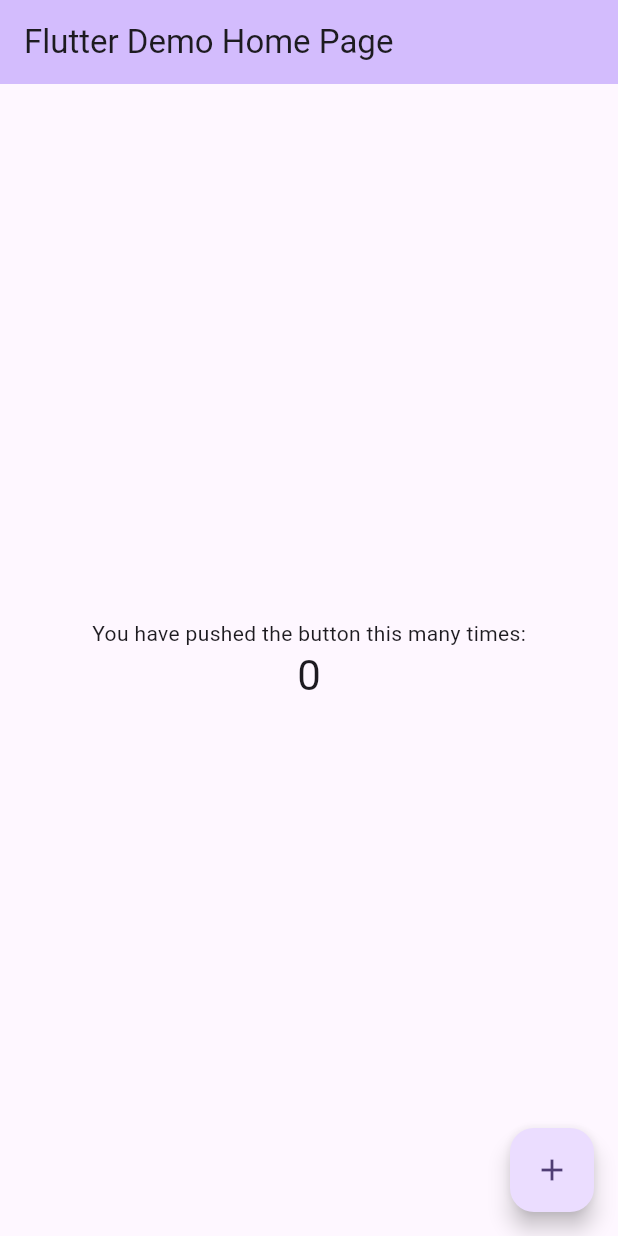
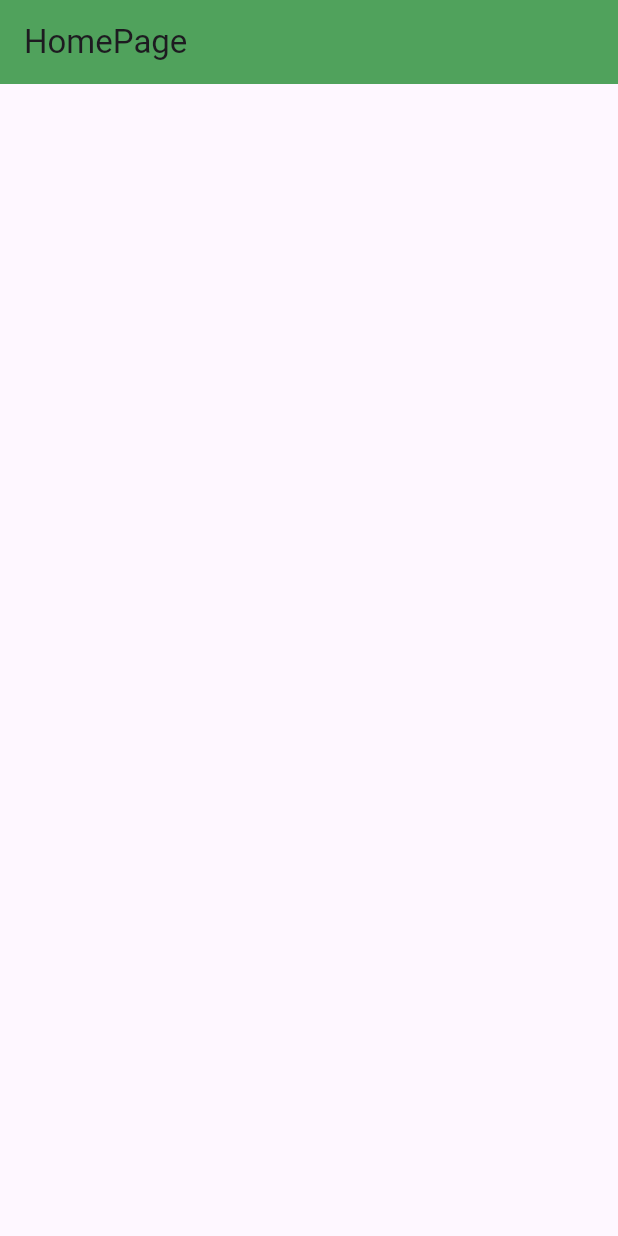
Before and after one commit to ogiki477/inventory_management_system, a Flutter app: the screen it shows after launch, on a phone screen of 412 x 824 dp. Run offline on Flutter 3.47's test engine with Material 3 defaults, Android fonts, the phone set to English and light mode, and no system bars.

Commit message:
homescreen

```diff
--- /dev/null
+++ b/lib/Screens/homescreen.dart
@@ -0,0 +1,9 @@
+import 'package:flutter/material.dart';
+
+class HomeScreen extends StatelessWidget {
+  const HomeScreen({super.key});
+  @override
+  build(context) {
+    return const Text("This is the HomeScreen");
+  }
+}
--- a/lib/main.dart
+++ b/lib/main.dart
@@ -1,125 +1,15 @@
 import 'package:flutter/material.dart';
 
 void main() {
-  runApp(const MyApp());
+  runApp(
+    MaterialApp(
+      home: Scaffold(
+      appBar: AppBar(
+        title: const Text("HomePage"),
+        backgroundColor: Colors.green,
+        elevation: 20,
+      ),
+      ),
+    ),
+  );
 }
-
-class MyApp extends StatelessWidget {
-  const MyApp({super.key});
-
-  // This widget is the root of your application.
-  @override
-  Widget build(BuildContext context) {
-    return MaterialApp(
-      title: 'Flutter Demo',
-      theme: ThemeData(
-        // This is the theme of your application.
-        //
-        // TRY THIS: Try running your application with "flutter run". You'll see
-        // the application has a purple toolbar. Then, without quitting the app,
-        // try changing the seedColor in the colorScheme below to Colors.green
-        // and then invoke "hot reload" (save your changes or press the "hot
-        // reload" button in a Flutter-supported IDE, or press "r" if you used
-        // the command line to start the app).
-        //
-        // Notice that the counter didn't reset back to zero; the application
-        // state is not lost during the reload. To reset the state, use hot
-        // restart instead.
-        //
-        // This works for code too, not just values: Most code changes can be
-        // tested with just a hot reload.
-        colorScheme: ColorScheme.fromSeed(seedColor: Colors.deepPurple),
-        useMaterial3: true,
-      ),
-      home: const MyHomePage(title: 'Flutter Demo Home Page'),
-    );
-  }
-}
-
-class MyHomePage extends StatefulWidget {
-  const MyHomePage({super.key, required this.title});
-
-  // This widget is the home page of your application. It is stateful, meaning
-  // that it has a State object (defined below) that contains fields that affect
-  // how it looks.
-
-  // This class is the configuration for the state. It holds the values (in this
-  // case the title) provided by the parent (in this case the App widget) and
-  // used by the build method of the State. Fields in a Widget subclass are
-  // always marked "final".
-
-  final String title;
-
-  @override
-  State<MyHomePage> createState() => _MyHomePageState();
-}
-
-class _MyHomePageState extends State<MyHomePage> {
-  int _counter = 0;
-
-  void _incrementCounter() {
-    setState(() {
-      // This call to setState tells the Flutter framework that something has
-      // changed in this State, which causes it to rerun the build method below
-      // so that the display can reflect the updated values. If we changed
-      // _counter without calling setState(), then the build method would not be
-      // called again, and so nothing would appear to happen.
-      _counter++;
-    });
-  }
-
-  @override
-  Widget build(BuildContext context) {
-    // This method is rerun every time setState is called, for instance as done
-    // by the _incrementCounter method above.
-    //
-    // The Flutter framework has been optimized to make rerunning build methods
-    // fast, so that you can just rebuild anything that needs updating rather
-    // than having to individually change instances of widgets.
-    return Scaffold(
-      appBar: AppBar(
-        // TRY THIS: Try changing the color here to a specific color (to
-        // Colors.amber, perhaps?) and trigger a hot reload to see the AppBar
-        // change color while the other colors stay the same.
-        backgroundColor: Theme.of(context).colorScheme.inversePrimary,
-        // Here we take the value from the MyHomePage object that was created by
-        // the App.build method, and use it to set our appbar title.
-        title: Text(widget.title),
-      ),
-      body: Center(
-        // Center is a layout widget. It takes a single child and positions it
-        // in the middle of the parent.
-        child: Column(
-          // Column is also a layout widget. It takes a list of children and
-          // arranges them vertically. By default, it sizes itself to fit its
-          // children horizontally, and tries to be as tall as its parent.
-          //
-          // Column has various properties to control how it sizes itself and
-          // how it positions its children. Here we use mainAxisAlignment to
-          // center the children vertically; the main axis here is the vertical
-          // axis because Columns are vertical (the cross axis would be
-          // horizontal).
-          //
-          // TRY THIS: Invoke "debug painting" (choose the "Toggle Debug Paint"
-          // action in the IDE, or press "p" in the console), to see the
-          // wireframe for each widget.
-          mainAxisAlignment: MainAxisAlignment.center,
-          children: <Widget>[
-            const Text(
-              'You have pushed the button this many times:',
-            ),
-            Text(
-              '$_counter',
-              style: Theme.of(context).textTheme.headlineMedium,
-            ),
-          ],
-        ),
-      ),
-      floatingActionButton: FloatingActionButton(
-        onPressed: _incrementCounter,
-        tooltip: 'Increment',
-        child: const Icon(Icons.add),
-      ), // This trailing comma makes auto-formatting nicer for build methods.
-    );
-  }
-}
```
